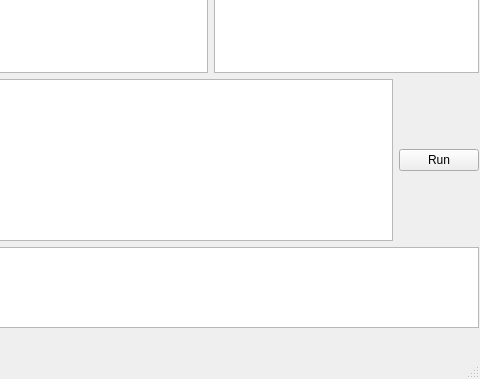
Before: the Qt Designer form lab2DB/mainwindow.ui in P1P0P/Database_gui, drawn with Qt 5; both pictures show x 592 to 1072 and y 333 to 712 of the 1072 by 712 pixel window.
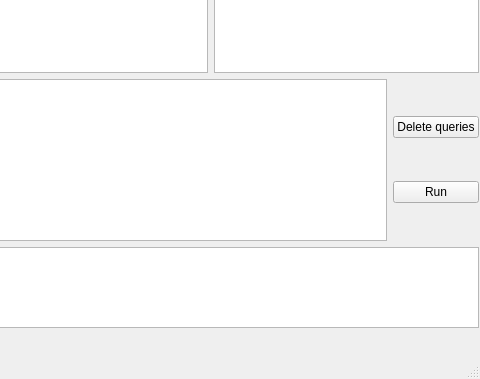
After: the same form once the commit is applied.

What changed in the file:
```diff
--- a/lab2DB/mainwindow.ui
+++ b/lab2DB/mainwindow.ui
@@ -81,11 +81,22 @@
         <widget class="QTextEdit" name="inputTextEdit"/>
        </item>
        <item>
+        <layout class="QVBoxLayout" name="verticalLayout_2">
+         <item>
+          <widget class="QPushButton" name="delButton">
+           <property name="text">
+            <string>Delete queries</string>
+           </property>
+          </widget>
+         </item>
+         <item>
         <widget class="QPushButton" name="runButton">
          <property name="text">
           <string>Run</string>
          </property>
         </widget>
+         </item>
+        </layout>
        </item>
       </layout>
      </item>
```
Lines whose indentation alone changed are shown as unchanged.
